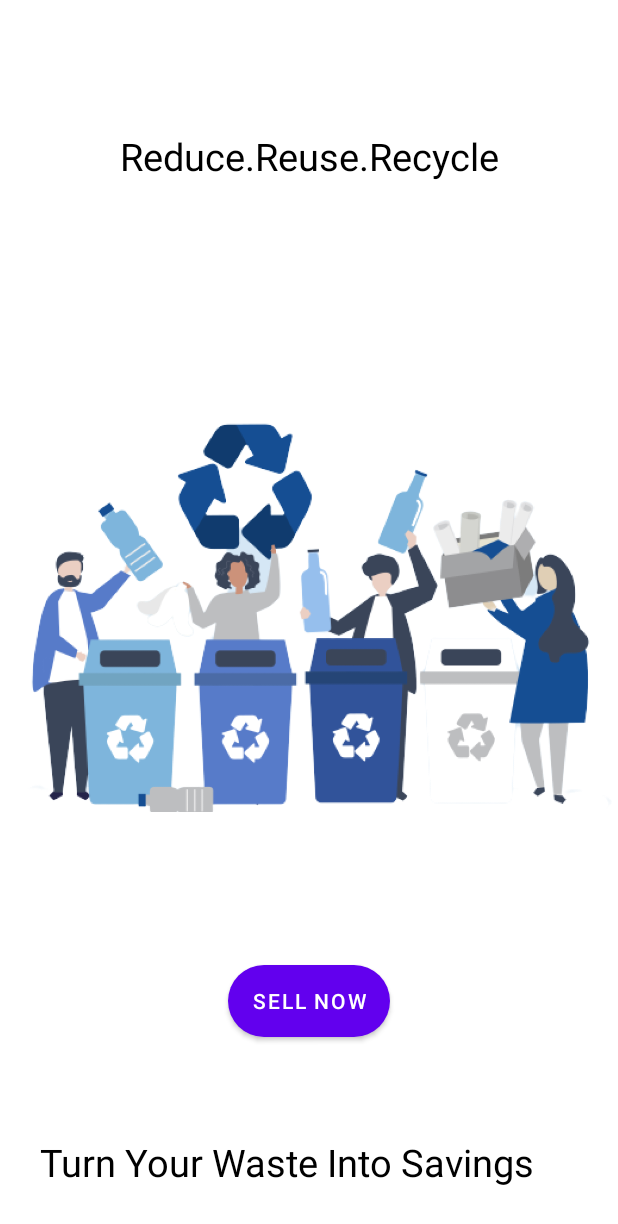
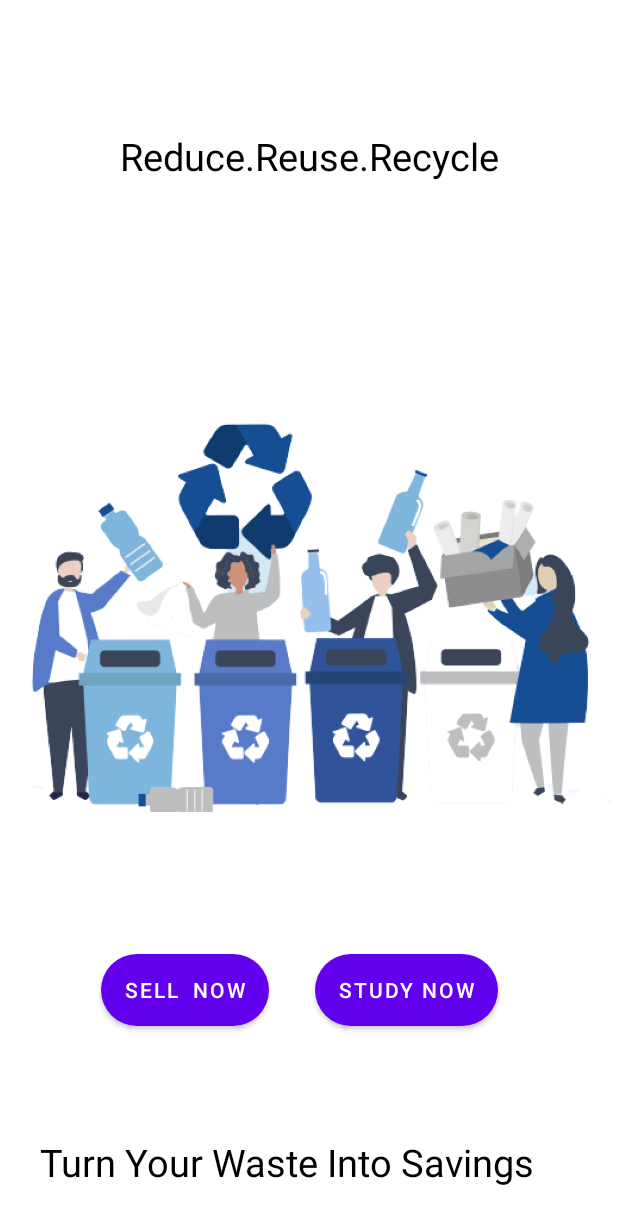
Before and after one commit to divshiv2611/recyclo, an Android app: the screen it shows after launch (MainActivity), on a phone screen of 412 x 824 dp. Shown: the top 1224 px of the screen. Run offline under Robolectric (Android 15) with nearby library versions, the phone set to English and light mode, and no system bars.

Commit message:
study now

```diff
--- a/app/src/main/java/com/example/recyclo/MainActivity.java
+++ b/app/src/main/java/com/example/recyclo/MainActivity.java
@@ -4,6 +4,7 @@ import androidx.appcompat.app.AppCompatActivity;
 
 import android.annotation.SuppressLint;
 import android.content.Intent;
+import android.net.Uri;
 import android.os.Bundle;
 import android.view.View;
 import android.widget.Button;
@@ -11,12 +12,14 @@ import android.widget.Button;
 public class MainActivity extends AppCompatActivity {
 
     private Button move;
+    private Button study;
     @SuppressLint("MissingInflatedId")
     @Override
     protected void onCreate(Bundle savedInstanceState) {
         super.onCreate(savedInstanceState);
         setContentView(R.layout.activity_main);
         move=findViewById(R.id.sell);
+        study=findViewById(R.id.study);
         move.setOnClickListener(new View.OnClickListener() {
             @Override
             public void onClick(View view) {
@@ -24,5 +27,16 @@ public class MainActivity extends AppCompatActivity {
                 startActivity(intent);
             }
         });
+        study.setOnClickListener(new View.OnClickListener() {
+            @Override
+            public void onClick(View v) {
+                gotoUrl("https://avpn.asia/blog/the-opportunity-to-invest-in-strategies-that-transform-asias-waste-management-and-recycling-industry/");
+            }
+        });
+    }
+
+    private void gotoUrl(String s) {
+        Uri uri=Uri.parse(s);
+        startActivity(new Intent(Intent.ACTION_VIEW,uri));
     }
 }
--- a/app/src/main/res/layout/activity_main.xml
+++ b/app/src/main/res/layout/activity_main.xml
@@ -24,11 +24,13 @@
         android:layout_width="wrap_content"
         android:layout_height="wrap_content"
         android:background="@drawable/rounded_button"
-        android:text="Sell Now"
+        android:text="Sell  Now"
         app:layout_constraintBottom_toTopOf="@+id/textView2"
         app:layout_constraintEnd_toEndOf="parent"
+        app:layout_constraintHorizontal_bias="0.225"
         app:layout_constraintStart_toStartOf="parent"
-        app:layout_constraintTop_toBottomOf="@+id/imageView" />
+        app:layout_constraintTop_toBottomOf="@+id/imageView"
+        app:layout_constraintVertical_bias="0.446" />
 
     <TextView
         android:id="@+id/textView2"
@@ -58,4 +60,17 @@
         app:layout_constraintStart_toStartOf="parent"
         app:layout_constraintTop_toTopOf="parent" />
 
+    <Button
+        android:id="@+id/study"
+        android:layout_width="wrap_content"
+        android:layout_height="wrap_content"
+        android:background="@drawable/rounded_button"
+        android:text="Study Now"
+        app:layout_constraintBottom_toTopOf="@+id/textView2"
+        app:layout_constraintEnd_toEndOf="parent"
+        app:layout_constraintHorizontal_bias="0.725"
+        app:layout_constraintStart_toStartOf="parent"
+        app:layout_constraintTop_toBottomOf="@+id/imageView"
+        app:layout_constraintVertical_bias="0.446" />
+
 </androidx.constraintlayout.widget.ConstraintLayout>
```
